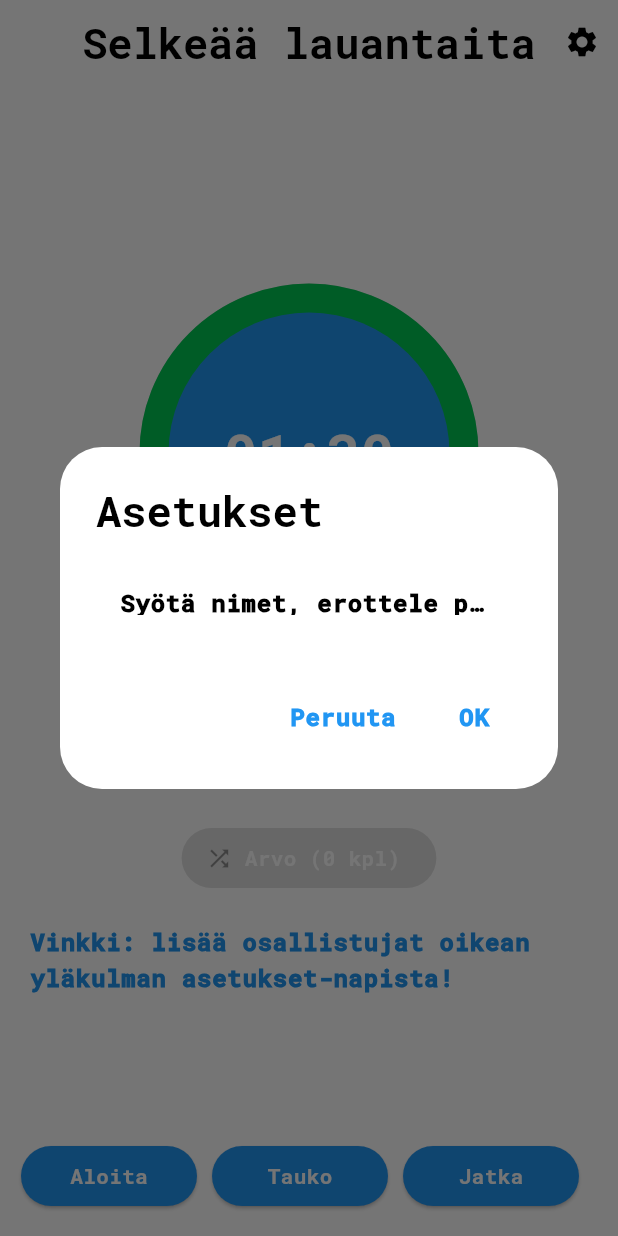
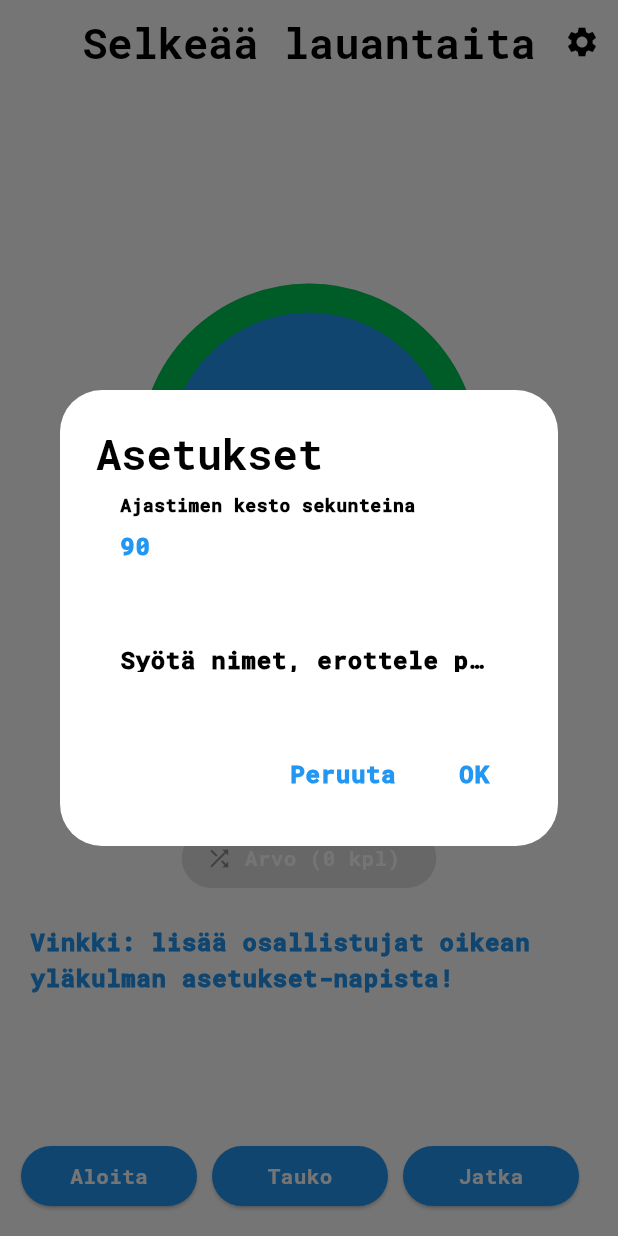
Before and after one commit to areee/flutter_participants_lottery, a Flutter app: the screen it shows after launch, after a tap on the "settings" icon, on a phone screen of 412 x 824 dp. Run offline on Flutter 3.47's test engine with Material 2 defaults, Android fonts, the phone set to English and light mode, and no system bars; drawn by our look-alikes of circular_countdown_timer; our stand-ins replace google_fonts, shared_preferences; missing offline and left inert: emoji_alert, random_avatar.

```diff
--- a/lib/home_page.dart
+++ b/lib/home_page.dart
@@ -2,6 +2,7 @@ import 'package:emoji_alert/arrays.dart';
 import 'package:flutter/foundation.dart';
 import 'package:flutter/material.dart';
 import 'package:circular_countdown_timer/circular_countdown_timer.dart';
+import 'package:flutter/services.dart';
 import 'package:flutter_participants_lottery/components/run_lottery_button.dart';
 import 'package:flutter_participants_lottery/extensions/string_extension.dart';
 import 'package:flutter_participants_lottery/extensions/string_list_extension.dart';
@@ -21,9 +22,11 @@ class HomePage extends StatefulWidget {
 
 class _HomePageState extends State<HomePage> {
   final _countDownController = CountDownController();
-  final _duration = 90;
-  final _textEditingController = TextEditingController();
+  final _formKey = GlobalKey<FormState>();
+  final _participantNameController = TextEditingController();
+  final _secondsController = TextEditingController();
   var _participantNamesInList = <String>[];
+  var _duration = 90;
 
   @override
   void initState() {
@@ -38,6 +41,7 @@ class _HomePageState extends State<HomePage> {
     setState(() {
       _participantNamesInList =
           prefs.getStringList('participantNamesInList') ?? <String>[];
+      _duration = prefs.getInt('duration') ?? 90;
     });
   }
 
@@ -87,17 +91,52 @@ class _HomePageState extends State<HomePage> {
               'Asetukset',
               style: Theme.of(context).textTheme.headlineMedium,
             ),
-            content: SizedBox(
+            content: Form(
+              key: _formKey,
+              child: Column(
+                mainAxisSize: MainAxisSize.min,
+                children: [
+                  SizedBox(
                     width: 350,
-              child: TextField(
-                controller: _textEditingController
-                  ..text =
-                      _participantNamesInList.listIntoCommaSeparatedString(),
+                    child: TextFormField(
+                      controller: _secondsController
+                        ..text = _duration.toString(),
+                      keyboardType: TextInputType.number,
+                      inputFormatters: [FilteringTextInputFormatter.digitsOnly],
+                      style: Theme.of(context).textTheme.bodyLarge,
+                      decoration: const InputDecoration(
+                        labelText: 'Ajastimen kesto sekunteina',
+                        border: OutlineInputBorder(),
+                      ),
+                      validator: (value) {
+                        if (value == null || value.isEmpty) {
+                          return 'Syötä sekuntit';
+                        }
+                        return null;
+                      },
+                    ),
+                  ),
+                  const SizedBox(height: 20),
+                  SizedBox(
+                    width: 350,
+                    child: TextFormField(
+                      controller: _participantNameController
+                        ..text = _participantNamesInList
+                            .listIntoCommaSeparatedString(),
                       style: Theme.of(context).textTheme.bodyLarge,
                       decoration: const InputDecoration(
                         labelText: 'Syötä nimet, erottele pilkuilla',
                         border: OutlineInputBorder(),
                       ),
+                      validator: (value) {
+                        if (value == null || value.isEmpty) {
+                          return 'Syötä vähintään yksi nimi';
+                        }
+                        return null;
+                      },
+                    ),
+                  ),
+                ],
               ),
             ),
             actions: <Widget>[
@@ -128,17 +167,28 @@ class _HomePageState extends State<HomePage> {
 
   Future<void> _setParticipantNames(BuildContext context) async {
     final prefs = await SharedPreferences.getInstance();
+
+    if (_formKey.currentState!.validate()) {
       setState(() {
         _participantNamesInList =
-          _textEditingController.text.commaSeparatedStringIntoList();
+            _participantNameController.text.commaSeparatedStringIntoList();
         prefs.setStringList('participantNamesInList', _participantNamesInList);
+
+        _duration = int.parse(_secondsController.text);
+        prefs.setInt('duration', _duration);
+
+        ScaffoldMessenger.of(context).showSnackBar(
+          const SnackBar(content: Text('Asetukset tallennettu')),
+        );
         Navigator.pop(context);
       });
+    }
   }
 
   @override
   void dispose() {
-    _textEditingController.dispose();
+    _participantNameController.dispose();
+    _secondsController.dispose();
     super.dispose();
   }
 
```
Lines whose indentation alone changed are shown as unchanged.
